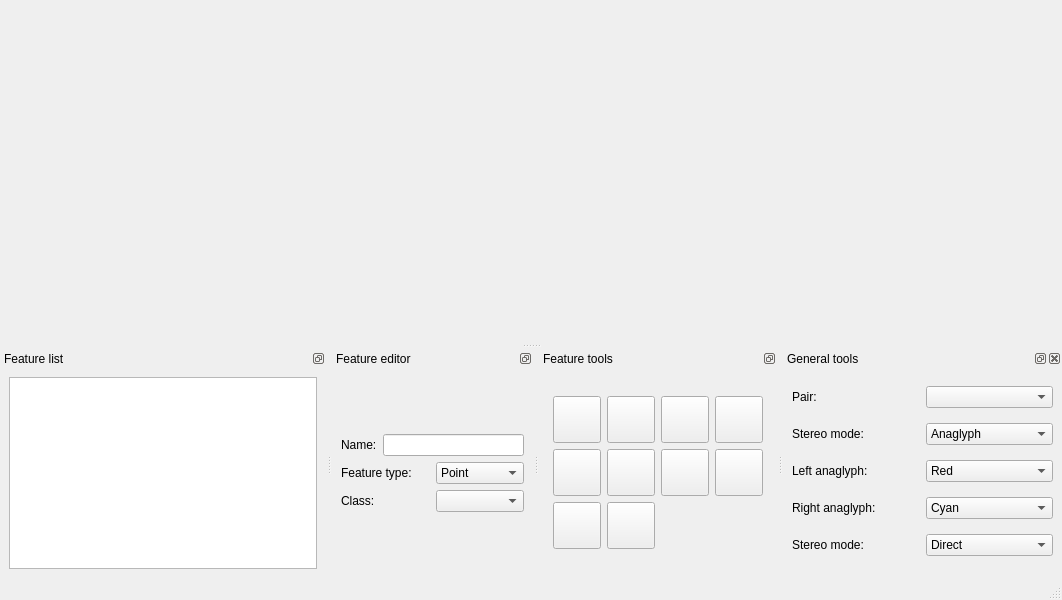
Old version of the form qt/interface/Stereoplotter.ui in the repository e-foto/e-foto.
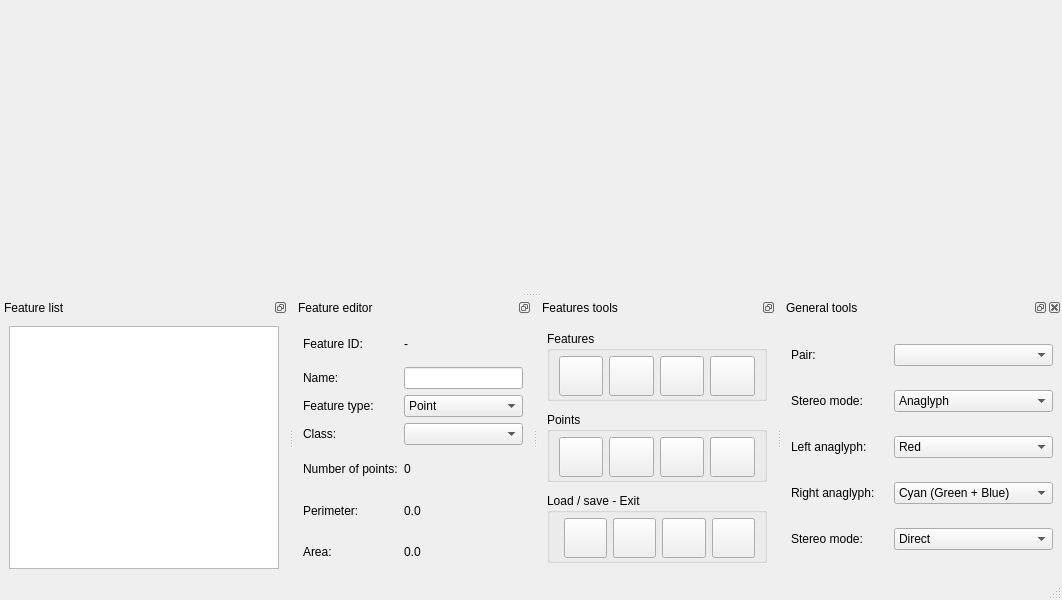
New version of the form. Icons and pictures are not drawn.

```diff
--- a/qt/interface/Stereoplotter.ui
+++ b/qt/interface/Stereoplotter.ui
@@ -23,7 +23,7 @@
      <x>0</x>
      <y>0</y>
      <width>1062</width>
-     <height>25</height>
+     <height>23</height>
     </rect>
    </property>
   </widget>
@@ -63,33 +63,41 @@
     <number>8</number>
    </attribute>
    <widget class="QWidget" name="dockWidgetContents_5">
+    <layout class="QGridLayout" name="gridLayout_6">
+     <item row="0" column="0">
     <layout class="QGridLayout" name="gridLayout_2">
      <item row="0" column="0">
-      <layout class="QVBoxLayout" name="verticalLayout_2">
-       <item>
-        <layout class="QHBoxLayout" name="horizontalLayout_4">
-         <item>
+        <widget class="QLabel" name="label_11">
+         <property name="text">
+          <string>Feature ID:</string>
+         </property>
+        </widget>
+       </item>
+       <item row="0" column="1">
+        <widget class="QLabel" name="featureIdLabel">
+         <property name="text">
+          <string>-</string>
+         </property>
+        </widget>
+       </item>
+       <item row="1" column="0">
           <widget class="QLabel" name="label_4">
            <property name="text">
             <string>Name:</string>
            </property>
           </widget>
          </item>
-         <item>
+       <item row="1" column="1">
           <widget class="QLineEdit" name="nameEdit"/>
          </item>
-        </layout>
-       </item>
-       <item>
-        <layout class="QHBoxLayout" name="horizontalLayout_5">
-         <item>
+       <item row="2" column="0">
           <widget class="QLabel" name="label_5">
            <property name="text">
             <string>Feature type:</string>
            </property>
           </widget>
          </item>
-         <item>
+       <item row="2" column="1">
           <widget class="QComboBox" name="comboBox_3">
            <item>
             <property name="text">
@@ -108,21 +116,57 @@
            </item>
           </widget>
          </item>
-        </layout>
-       </item>
-       <item>
-        <layout class="QHBoxLayout" name="horizontalLayout_6">
-         <item>
+       <item row="3" column="0">
           <widget class="QLabel" name="label_6">
            <property name="text">
             <string>Class:</string>
            </property>
           </widget>
          </item>
-         <item>
+       <item row="3" column="1">
           <widget class="QComboBox" name="comboBox_4"/>
          </item>
-        </layout>
+       <item row="4" column="0">
+        <widget class="QLabel" name="label_12">
+         <property name="text">
+          <string>Number of points:</string>
+         </property>
+        </widget>
+       </item>
+       <item row="4" column="1">
+        <widget class="QLabel" name="noPointsLabel">
+         <property name="text">
+          <string>0</string>
+         </property>
+        </widget>
+       </item>
+       <item row="5" column="0">
+        <widget class="QLabel" name="label_9">
+         <property name="text">
+          <string>Perimeter:</string>
+         </property>
+        </widget>
+       </item>
+       <item row="5" column="1">
+        <widget class="QLabel" name="perimeterLabel">
+         <property name="text">
+          <string>0.0</string>
+         </property>
+        </widget>
+       </item>
+       <item row="6" column="0">
+        <widget class="QLabel" name="label_10">
+         <property name="text">
+          <string>Area:</string>
+         </property>
+        </widget>
+       </item>
+       <item row="6" column="1">
+        <widget class="QLabel" name="areaLabel">
+         <property name="text">
+          <string>0.0</string>
+         </property>
+        </widget>
        </item>
       </layout>
      </item>
@@ -130,6 +174,12 @@
    </widget>
   </widget>
   <widget class="QDockWidget" name="dockWidget_3">
+   <property name="minimumSize">
+    <size>
+     <width>222</width>
+     <height>280</height>
+    </size>
+   </property>
    <property name="maximumSize">
     <size>
      <width>238</width>
@@ -140,7 +190,7 @@
     <set>QDockWidget::DockWidgetFloatable|QDockWidget::DockWidgetMovable</set>
    </property>
    <property name="windowTitle">
-    <string>Feature tools</string>
+    <string>Features tools</string>
    </property>
    <attribute name="dockWidgetArea">
     <number>8</number>
@@ -148,7 +198,23 @@
    <widget class="QWidget" name="dockWidgetContents_6">
     <layout class="QGridLayout" name="gridLayout_4">
      <item row="0" column="0">
+      <widget class="QGroupBox" name="groupBox">
+       <property name="maximumSize">
+        <size>
+         <width>16777215</width>
+         <height>70</height>
+        </size>
+       </property>
+       <property name="title">
+        <string>Features</string>
+       </property>
       <layout class="QGridLayout" name="gridLayout">
+        <property name="topMargin">
+         <number>5</number>
+        </property>
+        <property name="bottomMargin">
+         <number>3</number>
+        </property>
        <item row="0" column="0">
         <widget class="QToolButton" name="addButton">
          <property name="minimumSize">
@@ -157,6 +223,12 @@
            <height>40</height>
           </size>
          </property>
+          <property name="maximumSize">
+           <size>
+            <width>16777214</width>
+            <height>40</height>
+           </size>
+          </property>
          <property name="toolTip">
           <string>Add new feature</string>
          </property>
@@ -183,6 +255,12 @@
            <height>40</height>
           </size>
          </property>
+          <property name="maximumSize">
+           <size>
+            <width>16777215</width>
+            <height>40</height>
+           </size>
+          </property>
          <property name="toolTip">
           <string>Remove feature</string>
          </property>
@@ -209,6 +287,12 @@
            <height>40</height>
           </size>
          </property>
+          <property name="maximumSize">
+           <size>
+            <width>16777215</width>
+            <height>40</height>
+           </size>
+          </property>
          <property name="toolTip">
           <string>Remove all features</string>
          </property>
@@ -228,6 +312,91 @@
         </widget>
        </item>
        <item row="0" column="3">
+         <widget class="QToolButton" name="endButton">
+          <property name="minimumSize">
+           <size>
+            <width>40</width>
+            <height>40</height>
+           </size>
+          </property>
+          <property name="maximumSize">
+           <size>
+            <width>16777215</width>
+            <height>40</height>
+           </size>
+          </property>
+          <property name="toolTip">
+           <string>End feature</string>
+          </property>
+          <property name="text">
+           <string/>
+          </property>
+          <property name="icon">
+           <iconset resource="../resource/resource.qrc">
+            <normaloff>:/icon/featdone.png</normaloff>:/icon/featdone.png</iconset>
+          </property>
+          <property name="iconSize">
+           <size>
+            <width>40</width>
+            <height>40</height>
+           </size>
+          </property>
+         </widget>
+        </item>
+       </layout>
+      </widget>
+     </item>
+     <item row="1" column="0">
+      <widget class="QGroupBox" name="groupBox_2">
+       <property name="maximumSize">
+        <size>
+         <width>16777215</width>
+         <height>70</height>
+        </size>
+       </property>
+       <property name="title">
+        <string>Points</string>
+       </property>
+       <layout class="QGridLayout" name="gridLayout_7">
+        <property name="topMargin">
+         <number>5</number>
+        </property>
+        <property name="bottomMargin">
+         <number>3</number>
+        </property>
+        <item row="0" column="3">
+         <widget class="QToolButton" name="removePtButton">
+          <property name="minimumSize">
+           <size>
+            <width>40</width>
+            <height>40</height>
+           </size>
+          </property>
+          <property name="maximumSize">
+           <size>
+            <width>16777215</width>
+            <height>40</height>
+           </size>
+          </property>
+          <property name="toolTip">
+           <string>Remove point</string>
+          </property>
+          <property name="text">
+           <string/>
+          </property>
+          <property name="icon">
+           <iconset resource="../resource/resource.qrc">
+            <normaloff>:/icon/ptremove.png</normaloff>:/icon/ptremove.png</iconset>
+          </property>
+          <property name="iconSize">
+           <size>
+            <width>40</width>
+            <height>40</height>
+           </size>
+          </property>
+         </widget>
+        </item>
+        <item row="0" column="1">
         <widget class="QToolButton" name="addPtButton">
          <property name="minimumSize">
           <size>
@@ -235,6 +404,12 @@
            <height>40</height>
           </size>
          </property>
+          <property name="maximumSize">
+           <size>
+            <width>16777215</width>
+            <height>40</height>
+           </size>
+          </property>
          <property name="toolTip">
           <string>Insert point mode</string>
          </property>
@@ -256,33 +431,7 @@
          </property>
         </widget>
        </item>
-       <item row="1" column="0">
-        <widget class="QToolButton" name="endButton">
-         <property name="minimumSize">
-          <size>
-           <width>40</width>
-           <height>40</height>
-          </size>
-         </property>
-         <property name="toolTip">
-          <string>End feature</string>
-         </property>
-         <property name="text">
-          <string/>
-         </property>
-         <property name="icon">
-          <iconset resource="../resource/resource.qrc">
-           <normaloff>:/icon/done.png</normaloff>:/icon/done.png</iconset>
-         </property>
-         <property name="iconSize">
-          <size>
-           <width>40</width>
-           <height>40</height>
-          </size>
-         </property>
-        </widget>
-       </item>
-       <item row="1" column="1">
+        <item row="0" column="0">
         <widget class="QToolButton" name="selButton">
          <property name="minimumSize">
           <size>
@@ -290,6 +439,12 @@
            <height>40</height>
           </size>
          </property>
+          <property name="maximumSize">
+           <size>
+            <width>16777215</width>
+            <height>40</height>
+           </size>
+          </property>
          <property name="toolTip">
           <string>Select feature / point</string>
          </property>
@@ -311,33 +466,7 @@
          </property>
         </widget>
        </item>
-       <item row="1" column="2">
-        <widget class="QToolButton" name="removePtButton">
-         <property name="minimumSize">
-          <size>
-           <width>40</width>
-           <height>40</height>
-          </size>
-         </property>
-         <property name="toolTip">
-          <string>Remove point</string>
-         </property>
-         <property name="text">
-          <string/>
-         </property>
-         <property name="icon">
-          <iconset resource="../resource/resource.qrc">
-           <normaloff>:/icon/ptremove.png</normaloff>:/icon/ptremove.png</iconset>
-         </property>
-         <property name="iconSize">
-          <size>
-           <width>40</width>
-           <height>40</height>
-          </size>
-         </property>
-        </widget>
-       </item>
-       <item row="1" column="3">
+        <item row="0" column="2">
         <widget class="QToolButton" name="editPtButton">
          <property name="minimumSize">
           <size>
@@ -345,6 +474,12 @@
            <height>40</height>
           </size>
          </property>
+          <property name="maximumSize">
+           <size>
+            <width>16777215</width>
+            <height>40</height>
+           </size>
+          </property>
          <property name="toolTip">
           <string>Edit point mode</string>
          </property>
@@ -366,23 +501,50 @@
          </property>
         </widget>
        </item>
+       </layout>
+      </widget>
+     </item>
        <item row="2" column="0">
-        <widget class="QToolButton" name="loadButton">
+      <widget class="QGroupBox" name="groupBox_3">
+       <property name="maximumSize">
+        <size>
+         <width>16777215</width>
+         <height>70</height>
+        </size>
+       </property>
+       <property name="title">
+        <string>Load / save - Exit</string>
+       </property>
+       <widget class="QToolButton" name="saveTxtButton">
+        <property name="geometry">
+         <rect>
+          <x>115</x>
+          <y>25</y>
+          <width>44</width>
+          <height>40</height>
+         </rect>
+        </property>
          <property name="minimumSize">
           <size>
            <width>40</width>
            <height>40</height>
           </size>
          </property>
+        <property name="maximumSize">
+         <size>
+          <width>16777215</width>
+          <height>40</height>
+         </size>
+        </property>
          <property name="toolTip">
-          <string>Load features</string>
+         <string>Export features as text</string>
          </property>
          <property name="text">
           <string/>
          </property>
          <property name="icon">
           <iconset resource="../resource/resource.qrc">
-           <normaloff>:/icon/fileopen.png</normaloff>:/icon/fileopen.png</iconset>
+          <normaloff>:/icon/export.png</normaloff>:/icon/export.png</iconset>
          </property>
          <property name="iconSize">
           <size>
@@ -391,15 +553,27 @@
           </size>
          </property>
         </widget>
-       </item>
-       <item row="2" column="1">
         <widget class="QToolButton" name="saveButton">
+        <property name="geometry">
+         <rect>
+          <x>66</x>
+          <y>25</y>
+          <width>43</width>
+          <height>40</height>
+         </rect>
+        </property>
          <property name="minimumSize">
           <size>
            <width>40</width>
            <height>40</height>
           </size>
          </property>
+        <property name="maximumSize">
+         <size>
+          <width>16777215</width>
+          <height>40</height>
+         </size>
+        </property>
          <property name="toolTip">
           <string>Save features</string>
          </property>
@@ -417,8 +591,83 @@
           </size>
          </property>
         </widget>
-       </item>
-      </layout>
+       <widget class="QToolButton" name="loadButton">
+        <property name="geometry">
+         <rect>
+          <x>17</x>
+          <y>25</y>
+          <width>43</width>
+          <height>40</height>
+         </rect>
+        </property>
+        <property name="minimumSize">
+         <size>
+          <width>40</width>
+          <height>40</height>
+         </size>
+        </property>
+        <property name="maximumSize">
+         <size>
+          <width>16777215</width>
+          <height>40</height>
+         </size>
+        </property>
+        <property name="toolTip">
+         <string>Load features</string>
+        </property>
+        <property name="text">
+         <string/>
+        </property>
+        <property name="icon">
+         <iconset resource="../resource/resource.qrc">
+          <normaloff>:/icon/fileopen.png</normaloff>:/icon/fileopen.png</iconset>
+        </property>
+        <property name="iconSize">
+         <size>
+          <width>40</width>
+          <height>40</height>
+         </size>
+        </property>
+       </widget>
+       <widget class="QToolButton" name="doneButton">
+        <property name="geometry">
+         <rect>
+          <x>165</x>
+          <y>25</y>
+          <width>43</width>
+          <height>40</height>
+         </rect>
+        </property>
+        <property name="minimumSize">
+         <size>
+          <width>40</width>
+          <height>40</height>
+         </size>
+        </property>
+        <property name="maximumSize">
+         <size>
+          <width>16777215</width>
+          <height>40</height>
+         </size>
+        </property>
+        <property name="toolTip">
+         <string>Exit Stereoplotter</string>
+        </property>
+        <property name="text">
+         <string/>
+        </property>
+        <property name="icon">
+         <iconset resource="../resource/resource.qrc">
+          <normaloff>:/icon/done.png</normaloff>:/icon/done.png</iconset>
+        </property>
+        <property name="iconSize">
+         <size>
+          <width>40</width>
+          <height>40</height>
+         </size>
+        </property>
+       </widget>
+      </widget>
      </item>
     </layout>
    </widget>
@@ -489,17 +738,17 @@
        </item>
        <item>
         <property name="text">
-         <string>Cyan</string>
+         <string>Cyan (Green + Blue)</string>
         </property>
        </item>
        <item>
         <property name="text">
-         <string>Magenta</string>
+         <string>Yellow (Red + Green)</string>
         </property>
        </item>
        <item>
         <property name="text">
-         <string>Yellow</string>
+         <string>Magenta (Red + Blue)</string>
         </property>
        </item>
       </widget>
@@ -533,17 +782,17 @@
        </item>
        <item>
         <property name="text">
-         <string>Cyan</string>
+         <string>Cyan (Green + Blue)</string>
         </property>
        </item>
        <item>
         <property name="text">
-         <string>Magenta</string>
+         <string>Yellow (Red + Green)</string>
         </property>
        </item>
        <item>
         <property name="text">
-         <string>Yellow</string>
+         <string>Magenta (Red + Green)</string>
         </property>
        </item>
       </widget>
```
Lines whose indentation alone changed are shown as unchanged.
